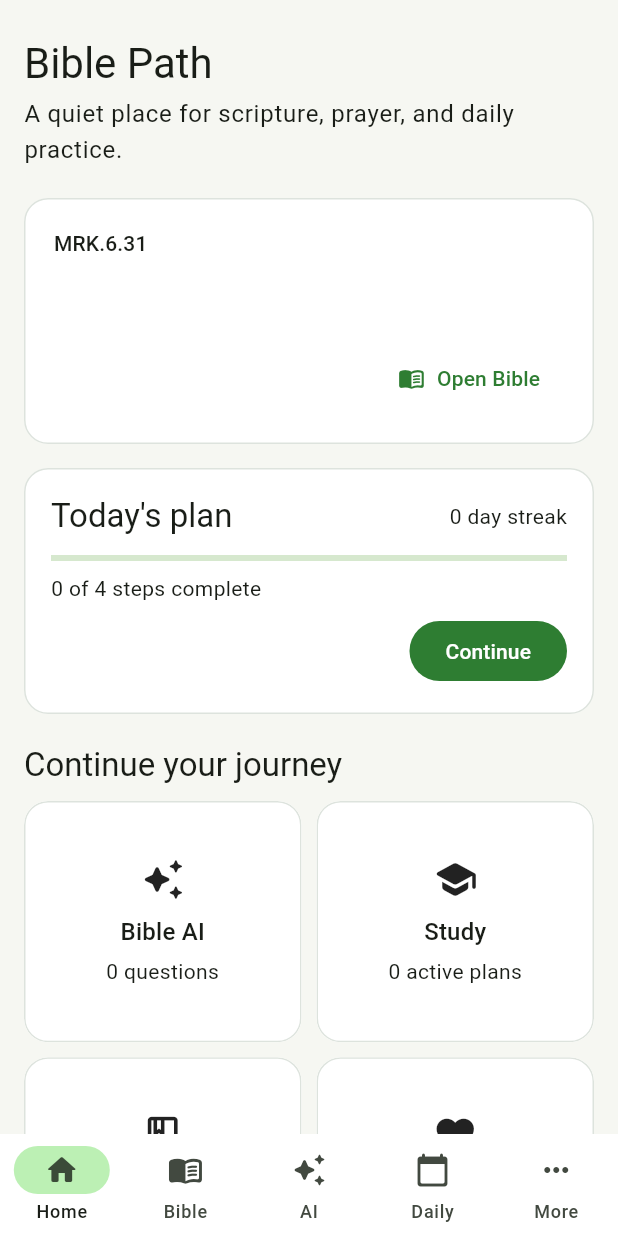
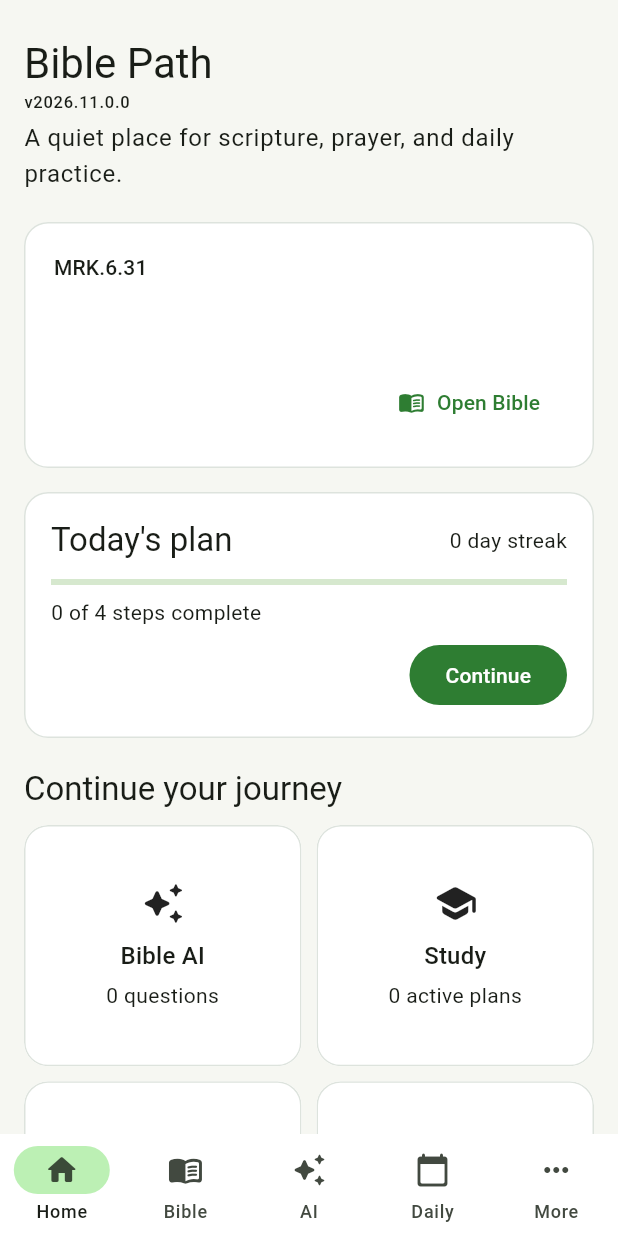
Before and after one commit to alexandrediamante/bible-path, a Flutter app: the HomeScreen screen opened by its route, on a phone screen of 412 x 824 dp. Run offline on Flutter 3.47's test engine with Material 3 defaults, Android fonts, the phone set to English and light mode, and no system bars; our stand-ins replace go_router, hive, hive_flutter, share_plus; missing offline and left inert: dart:html, dart:js_interop; accounts and stored records are empty.

Commit message:
Show release version 2026.11.0.0 throughout the app

```diff
--- /dev/null
+++ b/lib/core/app_version.dart
@@ -0,0 +1,2 @@
+/// Visible release identifier (pubspec: 2026.11.0+0).
+const appVersion = '2026.11.0.0';
--- a/lib/features/home/home_screen.dart
+++ b/lib/features/home/home_screen.dart
@@ -1,3 +1,4 @@
+import 'package:bible_path/core/app_version.dart';
 import 'dart:async';
 
 import 'package:flutter/material.dart';
@@ -61,6 +62,7 @@ class _HomeScreenState extends State<HomeScreen> with WidgetsBindingObserver {
       padding: const EdgeInsets.fromLTRB(16, 24, 16, 40),
       children: [
         Text(l10n.appTitle, style: Theme.of(context).textTheme.headlineMedium),
+        Text('v$appVersion', style: Theme.of(context).textTheme.labelSmall),
         const SizedBox(height: 4),
         Text(l10n.homeTagline, style: Theme.of(context).textTheme.bodyLarge),
         if (_shouldShowReminder(
--- a/lib/features/settings/settings_screen.dart
+++ b/lib/features/settings/settings_screen.dart
@@ -1,3 +1,4 @@
+import 'package:bible_path/core/app_version.dart';
 import 'dart:convert';
 
 import 'package:flutter/material.dart';
@@ -180,7 +181,7 @@ class _SettingsScreenState extends State<SettingsScreen> {
           children: [
             ListTile(
               title: Text(l10n.appTitle),
-              subtitle: Text(l10n.aboutDescription('1.0.0')),
+              subtitle: Text(l10n.aboutDescription(appVersion)),
             ),
             ListTile(
               title: Text(l10n.notifications),
--- a/lib/shared/widgets/read_aloud_player.dart
+++ b/lib/shared/widgets/read_aloud_player.dart
@@ -1,3 +1,4 @@
+import 'package:bible_path/core/app_version.dart';
 import 'dart:async';
 import 'package:flutter/foundation.dart';
 import 'package:flutter/material.dart';
@@ -348,7 +349,7 @@ class _ReadAloudPlayerState extends State<ReadAloudPlayer> {
               const Padding(
                 padding: EdgeInsets.only(top: 4),
                 child: Text(
-                  'Audio build 2026.10.25.4',
+                  'v$appVersion',
                   key: ValueKey('audio-build-marker'),
                   style: TextStyle(fontSize: 10),
                 ),
--- a/pubspec.yaml
+++ b/pubspec.yaml
@@ -1,6 +1,6 @@
 name: bible_path
 description: An offline-first Bible companion PWA for personal use.
-version: 1.0.0+1
+version: 2026.11.0+0
 publish_to: none
 
 environment:
```
Also changed, not shown: 2 other files.
